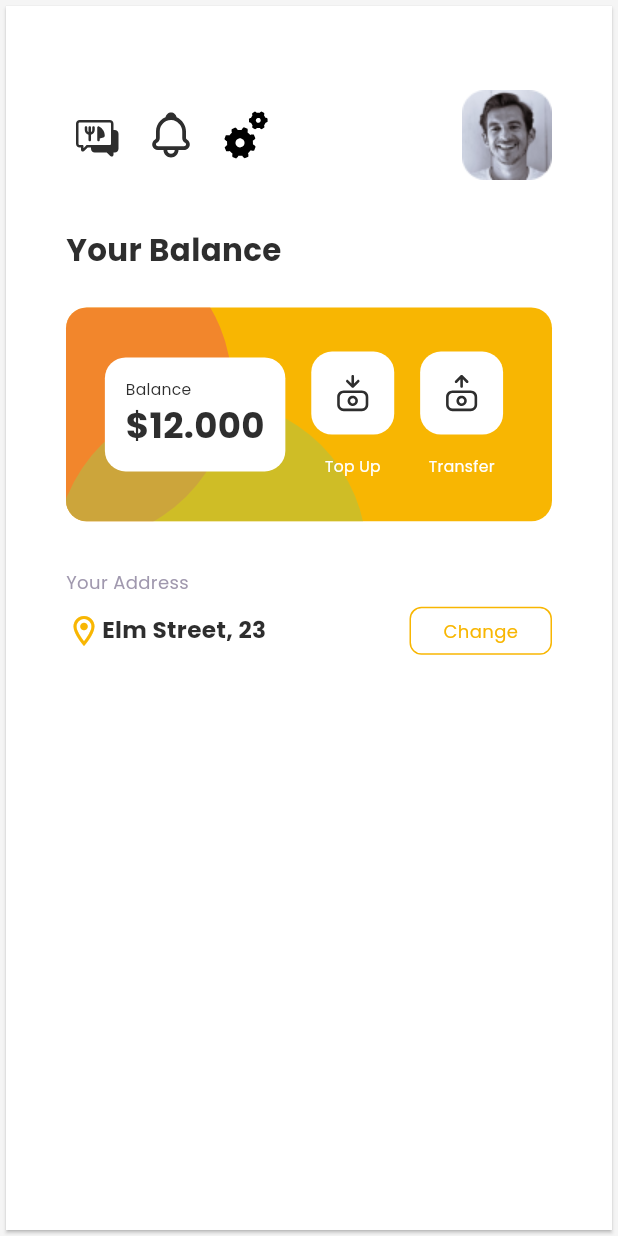
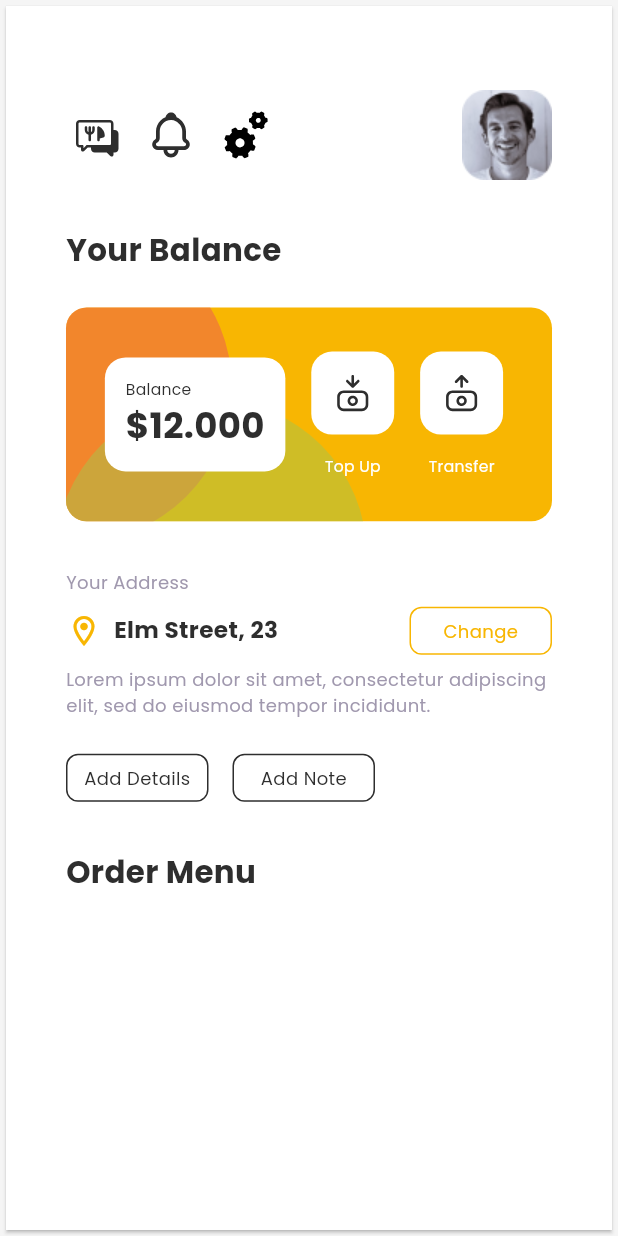
Before and after one commit to MohamedEssami20/simple_dashboard, a Flutter app: the BalanceSection widget shown alone on an empty page, opened directly, on a phone screen of 412 x 824 dp. Run offline on Flutter 3.47's test engine with Material 3 defaults, Android fonts, the light colour scheme and no system bars; our stand-ins replace flutter_svg, google_fonts.

Commit message:
create order menue section widget

```diff
--- a/lib/helper/assets.dart
+++ b/lib/helper/assets.dart
@@ -133,4 +133,8 @@ class Assets {
   /// Assets for assetsIconsVectorDots
   /// assets/icons/Vector_dots.svg
   static const String assetsIconsVectorDots = "assets/icons/Vector_dots.svg";
+
+  /// Assets for assetsIconsVeganPizza
+  /// assets/icons/vegan_pizza.png
+  static const String assetsIconsVeganPizza = "assets/icons/vegan_pizza.png";
 }
--- a/lib/widgets/address_details.dart
+++ b/lib/widgets/address_details.dart
@@ -20,6 +20,7 @@ class AddressDetails extends StatelessWidget {
               ),
         ),
         Row(
+          spacing: 8,
           children: [
             const Icon(Icons.location_on_outlined,
                 color: Constant.secondaryColor),
@@ -34,7 +35,30 @@ class AddressDetails extends StatelessWidget {
               title: "Change",
             ),
           ],
-        )
+        ),
+        Text(
+          'Lorem ipsum dolor sit amet, consectetur adipiscing elit, sed do eiusmod tempor incididunt. ',
+          style: FontStyles().regular14(context).copyWith(
+                color: const Color(0xFFA098AE),
+              ),
+        ),
+        const SizedBox(
+          height: 8,
+        ),
+        const Row(
+          spacing: 16,
+          mainAxisAlignment: MainAxisAlignment.start,
+          children: [
+            CustomShape(
+                title: "Add Details",
+                titleColor: Constant.black,
+                borderColor: Constant.black),
+            CustomShape(
+                title: "Add Note",
+                titleColor: Constant.black,
+                borderColor: Constant.black),
+          ],
+        ),
       ],
     );
   }
--- a/lib/widgets/balance_section.dart
+++ b/lib/widgets/balance_section.dart
@@ -1,4 +1,5 @@
 import 'package:dashboard_two/widgets/menue.dart';
+import 'package:dashboard_two/widgets/order_menue_section.dart';
 import 'package:flutter/material.dart';
 import 'address_details.dart';
 import 'balance_card.dart';
@@ -27,6 +28,10 @@ class BalanceSection extends StatelessWidget {
               height: 32,
             ),
             AddressDetails(),
+            SizedBox(
+              height: 32,
+            ),
+            OrderMenueSection(),
           ],
         ),
       ),
--- /dev/null
+++ b/lib/widgets/order_menue_section.dart
@@ -0,0 +1,24 @@
+import 'package:flutter/material.dart';
+
+import '../helper/constant.dart';
+import '../helper/font_styles.dart';
+
+class OrderMenueSection extends StatelessWidget {
+  const OrderMenueSection({super.key});
+
+  @override
+  Widget build(BuildContext context) {
+    return Column(
+      crossAxisAlignment: CrossAxisAlignment.start,
+      spacing: 24,
+      children: [
+        Text(
+          'Order Menu',
+          style: FontStyles().bold24(context).copyWith(
+                color: Constant.black,
+              ),
+        ),
+      ],
+    );
+  }
+}
```
Also changed, not shown: assets/icons/vegan_pizza.png (added).
